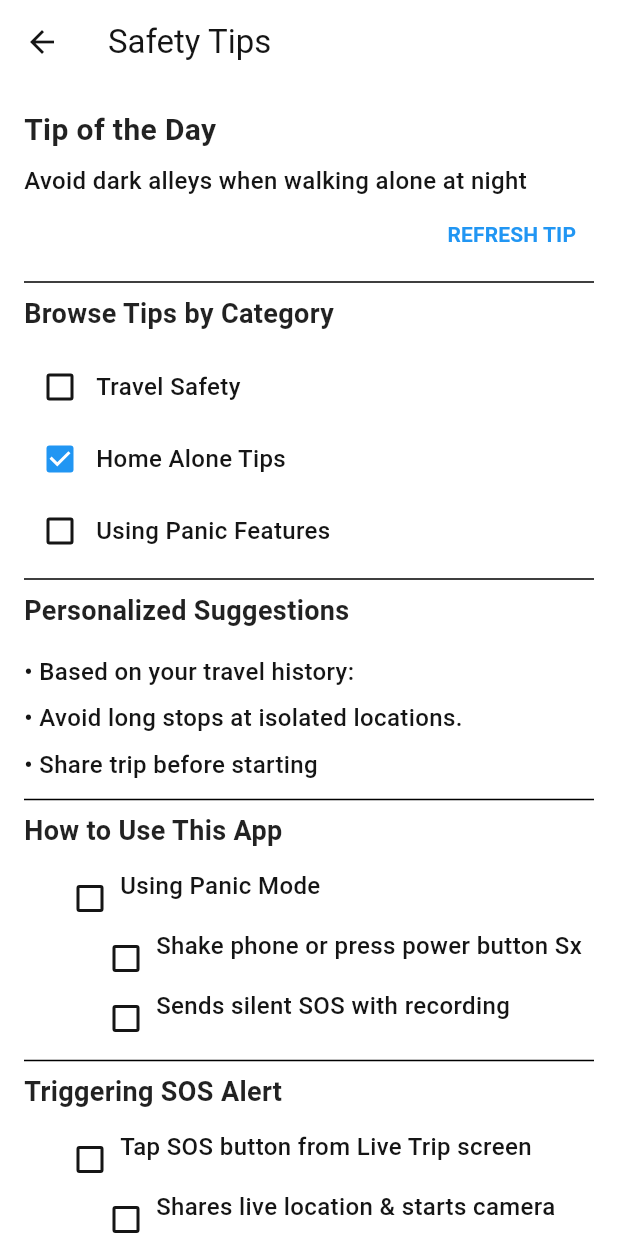
After one commit to Nitishroy-7033/Project-Shakti, a Flutter app: the SafetyTipsScreen screen opened by its route, on a phone screen of 412 x 824 dp. The commit adds this screen. Run offline on Flutter 3.47's test engine with Material 3 defaults, Android fonts, the phone set to English and light mode, and no system bars; our stand-ins replace dio, equatable, flutter_bloc, flutter_contacts, flutter_rating_bar, geocoding and 4 more; accounts and stored records are empty; Roboto replaces fonts that are missing (Poppins).

Commit message:
safety tips screen created

```diff
--- a/lib/core/routes/routes.dart
+++ b/lib/core/routes/routes.dart
@@ -14,6 +14,7 @@ import 'package:project_shakti/features/change_password/views/change_password_sc
 import 'package:project_shakti/features/edit_profile/views/edit_profile_screen.dart';
 import 'package:project_shakti/features/fake_call/views/fake_call.dart';
 import 'package:project_shakti/features/friend_list/views/friend_list_page.dart';
+import 'package:project_shakti/features/safety_tips/views/safety_tips_screen.dart';
 import 'package:project_shakti/features/signup/views/signup_screen.dart';
 import 'package:project_shakti/features/sos_options/view/sos_options_screen.dart';
 import 'package:project_shakti/features/splash/views/splash_screen.dart';
@@ -35,8 +36,9 @@ class AppRoutes {
   static const String onBoarding = '/onBoarding';
   static const String startTrip = '/startTrip';
   static const String endTrip = '/endTrip';
-  static const String liveTrip='/liveTrip';
+  static const String liveTrip = '/liveTrip';
   static const String sosControlSettings = '/sosControlSettings';
+  static const String safetytips = '/safetyTips';
 
   static Map<String, WidgetBuilder> getRoutes() {
     return {
@@ -44,7 +46,6 @@ class AppRoutes {
       login: (context) => const LoginScreen(),
 
       signup: (context) => const SignUpScreen(),
-
 
       profile: (context) => const ProfileScreen(),
       friendList: (context) => const FriendListPage(),
@@ -60,6 +61,7 @@ class AppRoutes {
       endTrip: (context) => const EndTripScreen(),
       liveTrip: (context) => const LiveTripScreen(),
       sosControlSettings: (context) => const SosControlSettingsScreen(),
+      safetytips: (context) => const SafetyTipsScreen(),
     };
   }
 }
--- /dev/null
+++ b/lib/features/safety_tips/views/safety_tips_screen.dart
@@ -0,0 +1,211 @@
+import 'package:flutter/material.dart';
+
+class SafetyTipsScreen extends StatelessWidget {
+  const SafetyTipsScreen({super.key});
+
+  @override
+  Widget build(BuildContext context) {
+    return Scaffold(
+      appBar: AppBar(title: const Text('Safety Tips')),
+      body: SingleChildScrollView(
+        padding: const EdgeInsets.all(16.0),
+        child: Column(
+          crossAxisAlignment: CrossAxisAlignment.start,
+          children: [
+            // Tip of the Day Section
+            const Text(
+              'Tip of the Day',
+              style: TextStyle(
+                fontSize: 20,
+                fontWeight: FontWeight.bold,
+                color: Colors.black87,
+              ),
+            ),
+            const SizedBox(height: 8),
+            const Text(
+              'Avoid dark alleys when walking alone at night',
+              style: TextStyle(fontSize: 16),
+            ),
+            Align(
+              alignment: Alignment.centerRight,
+              child: TextButton(
+                onPressed: () {
+                  // Add tip refresh logic here if needed
+                },
+                child: const Text(
+                  'REFRESH TIP',
+                  style: TextStyle(
+                    color: Colors.blue,
+                    fontWeight: FontWeight.bold,
+                  ),
+                ),
+              ),
+            ),
+            const Divider(thickness: 1),
+
+            // Browse Tips by Category
+            const Text(
+              'Browse Tips by Category',
+              style: TextStyle(
+                fontSize: 18,
+                fontWeight: FontWeight.bold,
+                color: Colors.black87,
+              ),
+            ),
+            const SizedBox(height: 12),
+            _buildCheckboxRow('Travel Safety', false),
+            _buildCheckboxRow('Home Alone Tips', true),
+            _buildCheckboxRow('Using Panic Features', false),
+            const Divider(thickness: 1),
+
+            // Personalized Suggestions
+            const Text(
+              'Personalized Suggestions',
+              style: TextStyle(
+                fontSize: 18,
+                fontWeight: FontWeight.bold,
+                color: Colors.black87,
+              ),
+            ),
+            const SizedBox(height: 12),
+            _buildBulletPoint('Based on your travel history:'),
+            _buildBulletPoint('Avoid long stops at isolated locations.'),
+            _buildBulletPoint('Share trip before starting'),
+            const Divider(thickness: 1),
+
+            // How to Use This App
+            const Text(
+              'How to Use This App',
+              style: TextStyle(
+                fontSize: 18,
+                fontWeight: FontWeight.bold,
+                color: Colors.black87,
+              ),
+            ),
+            const SizedBox(height: 12),
+            _buildInstructionItem('Using Panic Mode', false),
+            _buildInstructionItem('Shake phone or press power button Sx', true),
+            _buildInstructionItem('Sends silent SOS with recording', true),
+            const Divider(thickness: 1),
+
+            // Triggering SOS Alert
+            const Text(
+              'Triggering SOS Alert',
+              style: TextStyle(
+                fontSize: 18,
+                fontWeight: FontWeight.bold,
+                color: Colors.black87,
+              ),
+            ),
+            const SizedBox(height: 12),
+            _buildInstructionItem(
+              'Tap SOS button from Live Trip screen',
+              false,
+            ),
+            _buildInstructionItem('Shares live location & starts camera', true),
+            const Divider(thickness: 1),
+
+            // Live Trip Monitoring
+            const Text(
+              'Live Trip Monitoring',
+              style: TextStyle(
+                fontSize: 18,
+                fontWeight: FontWeight.bold,
+                color: Colors.black87,
+              ),
+            ),
+            const SizedBox(height: 12),
+            _buildInstructionItem('Start trip to track your route', false),
+            _buildInstructionItem(
+              'App checks for deviation and alerts you',
+              true,
+            ),
+            const SizedBox(height: 20),
+
+            // Bottom Buttons
+            Row(
+              mainAxisAlignment: MainAxisAlignment.spaceBetween,
+              children: [
+                TextButton(
+                  onPressed: () {
+                    // Add GOT IT logic if needed
+                  },
+                  child: const Text(
+                    'GOT IT!',
+                    style: TextStyle(
+                      fontSize: 16,
+                      fontWeight: FontWeight.bold,
+                      color: Colors.blue,
+                    ),
+                  ),
+                ),
+                TextButton(
+                  onPressed: () {
+                    // Add NEXT logic if needed
+                  },
+                  child: const Text(
+                    'NEXT',
+                    style: TextStyle(
+                      fontSize: 16,
+                      fontWeight: FontWeight.bold,
+                      color: Colors.blue,
+                    ),
+                  ),
+                ),
+              ],
+            ),
+            const SizedBox(height: 20), // Extra padding at bottom
+          ],
+        ),
+      ),
+    );
+  }
+
+  static Widget _buildCheckboxRow(String label, bool isChecked) {
+    return Row(
+      children: [
+        IgnorePointer(
+          child: Checkbox(
+            value: isChecked,
+            onChanged: (_) {},
+            activeColor: Colors.blue,
+          ),
+        ),
+        Text(label, style: const TextStyle(fontSize: 16)),
+      ],
+    );
+  }
+
+  static Widget _buildBulletPoint(String text) {
+    return Padding(
+      padding: const EdgeInsets.symmetric(vertical: 4.0),
+      child: Row(
+        crossAxisAlignment: CrossAxisAlignment.start,
+        children: [
+          const Text('• ', style: TextStyle(fontSize: 16)),
+          Expanded(child: Text(text, style: const TextStyle(fontSize: 16))),
+        ],
+      ),
+    );
+  }
+
+  static Widget _buildInstructionItem(String text, bool isSubItem) {
+    return Padding(
+      padding: EdgeInsets.only(left: isSubItem ? 48.0 : 24.0),
+      child: Row(
+        crossAxisAlignment: CrossAxisAlignment.start,
+        children: [
+          IgnorePointer(
+            child: Checkbox(
+              value: false,
+              onChanged: (_) {},
+              activeColor: Colors.blue,
+              materialTapTargetSize: MaterialTapTargetSize.shrinkWrap,
+            ),
+          ),
+          Expanded(child: Text(text, style: const TextStyle(fontSize: 16))),
+        ],
+      ),
+    );
+  }
+}
```
